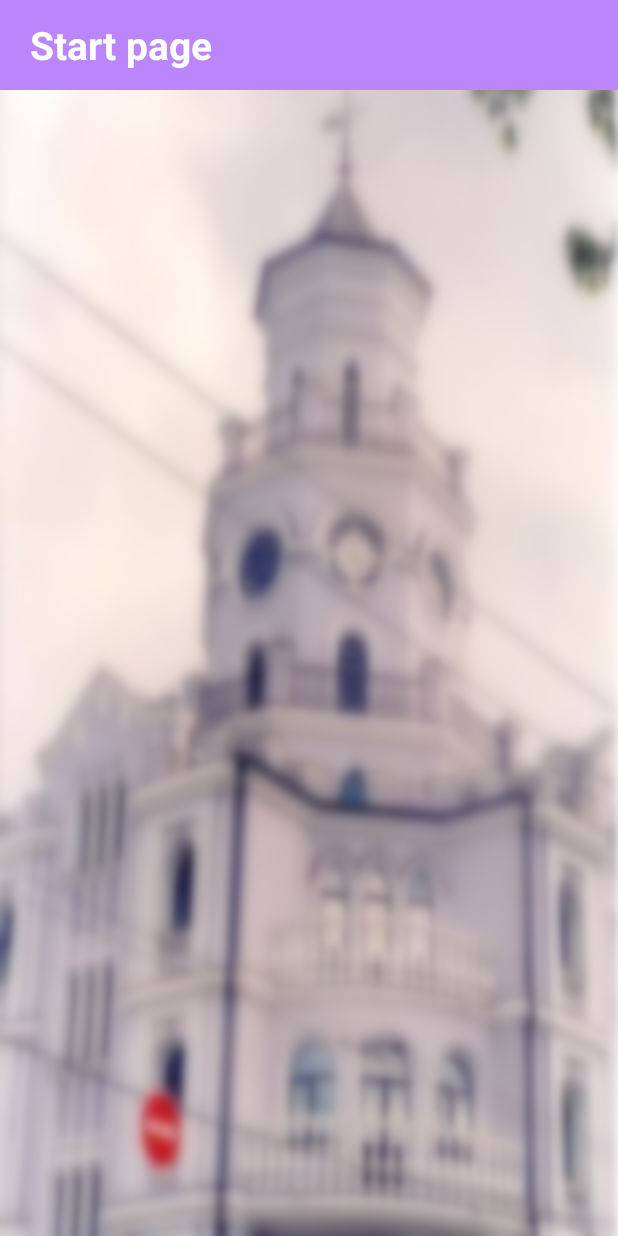
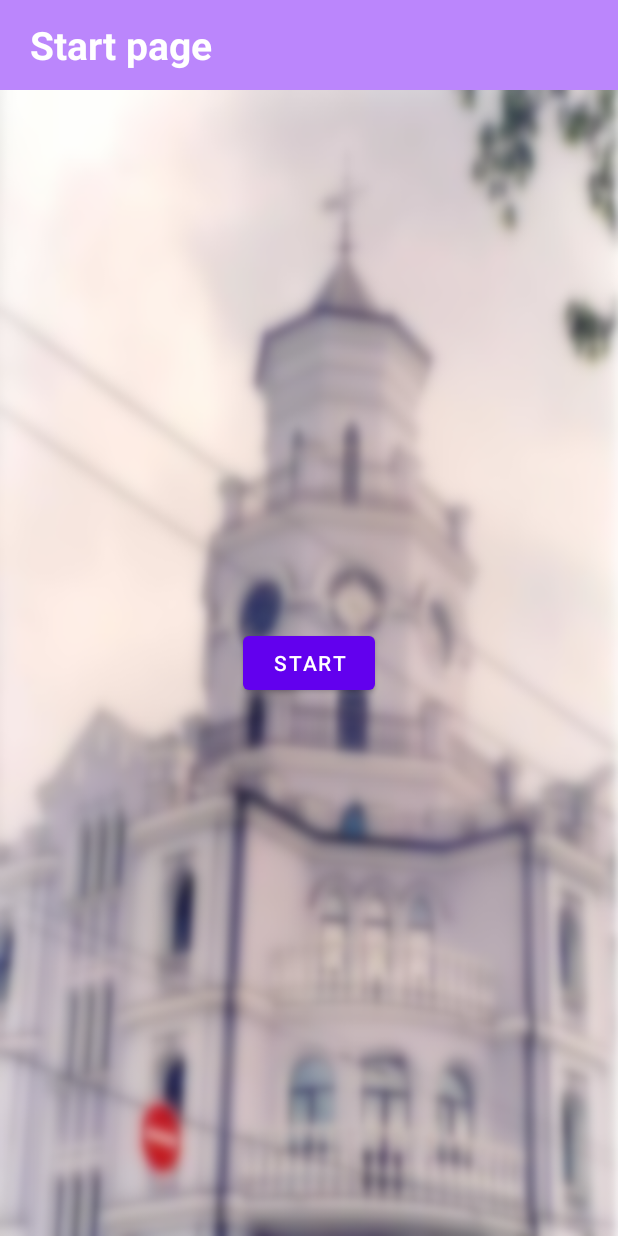
Before and after one commit to YevheniiSych/BetAccountant, an Android app: the screen it shows after launch (MainActivity), on a phone screen of 412 x 824 dp. Run offline under Robolectric (Android 15) with nearby library versions, the phone set to English and light mode, and no system bars.

Commit message:
Fragment structure created.

```diff
--- a/app/build.gradle
+++ b/app/build.gradle
@@ -40,7 +40,8 @@ dependencies {
     implementation 'com.google.android.material:material:1.2.1'
     implementation 'androidx.constraintlayout:constraintlayout:2.0.4'
     implementation 'androidx.navigation:navigation-fragment-ktx:2.3.2'
-    implementation 'androidx.navigation:navigation-ui-ktx:2.3.2'
+    implementation 'androidx.navigation:navigation-fragment-ktx:2.3.2'
+    implementation 'androidx.legacy:legacy-support-v4:1.0.0'
     testImplementation 'junit:junit:4.+'
     androidTestImplementation 'androidx.test.ext:junit:1.1.2'
     androidTestImplementation 'androidx.test.espresso:espresso-core:3.3.0'
--- a/app/src/main/java/com/betaccountant/MainActivity.kt
+++ b/app/src/main/java/com/betaccountant/MainActivity.kt
@@ -1,12 +1,18 @@
 package com.betaccountant
 
+import android.os.Bundle
 import androidx.appcompat.app.AppCompatActivity
-import android.os.Bundle
-import kotlinx.android.synthetic.main.activity_main.*
+import androidx.navigation.NavController
+import androidx.navigation.Navigation
 
 class MainActivity : AppCompatActivity() {
+
+    var navController: NavController? = null
+        private set
+
     override fun onCreate(savedInstanceState: Bundle?) {
         super.onCreate(savedInstanceState)
         setContentView(R.layout.activity_main)
+        navController = Navigation.findNavController(this, R.id.fragment_container)
     }
 }
--- /dev/null
+++ b/app/src/main/java/com/betaccountant/fragment/StartFragment.kt
@@ -0,0 +1,25 @@
+package com.betaccountant.fragment
+
+import android.os.Bundle
+import android.view.LayoutInflater
+import android.view.View
+import android.view.ViewGroup
+import androidx.fragment.app.Fragment
+import com.betaccountant.MainActivity
+import com.betaccountant.R
+import kotlinx.android.synthetic.main.fragment_start.*
+
+class StartFragment : Fragment() {
+
+    override fun onCreateView(
+        inflater: LayoutInflater, container: ViewGroup?,
+        savedInstanceState: Bundle?
+    ): View? {
+        return inflater.inflate(R.layout.fragment_start, container, false)
+    }
+
+    override fun onViewCreated(view: View, savedInstanceState: Bundle?) {
+        super.onViewCreated(view, savedInstanceState)
+        startBtn.setOnClickListener { (activity as MainActivity).navController?.navigate(R.id.firstLevelFragment) }
+    }
+}
--- a/app/src/main/res/layout/activity_main.xml
+++ b/app/src/main/res/layout/activity_main.xml
@@ -4,8 +4,7 @@
     xmlns:tools="http://schemas.android.com/tools"
     android:layout_width="match_parent"
     android:layout_height="match_parent"
-    tools:context=".MainActivity"
-    android:background="@drawable/start_screen_background">
+    tools:context=".MainActivity">
 
     <com.betaccountant.view.ToolbarView
         android:id="@+id/toolbar"
@@ -16,13 +15,14 @@
         tools:layout_editor_absoluteX="0dp"
         android:background="@color/purple_200"/>
 
-    <!--    <fragment-->
-<!--        android:id="@+id/nav_host_fragment"-->
-<!--        android:name="androidx.navigation.fragment.NavHostFragment"-->
-<!--        android:layout_width="match_parent"-->
-<!--        android:layout_height="0dp"-->
-<!--        app:defaultNavHost="true"-->
-<!--        app:layout_constraintTop_toBottomOf="@+id/include"-->
-<!--        app:navGraph="@navigation/navigation" />-->
+    <fragment
+        android:id="@+id/fragment_container"
+        android:name="androidx.navigation.fragment.NavHostFragment"
+        android:layout_width="match_parent"
+        android:layout_height="0dp"
+        app:defaultNavHost="true"
+        app:layout_constraintBottom_toBottomOf="parent"
+        app:layout_constraintTop_toBottomOf="@id/toolbar"
+        app:navGraph="@navigation/navigation" />
 
 </androidx.constraintlayout.widget.ConstraintLayout>
--- /dev/null
+++ b/app/src/main/res/layout/fragment_start.xml
@@ -0,0 +1,20 @@
+<?xml version="1.0" encoding="utf-8"?>
+<androidx.constraintlayout.widget.ConstraintLayout xmlns:android="http://schemas.android.com/apk/res/android"
+    xmlns:app="http://schemas.android.com/apk/res-auto"
+    xmlns:tools="http://schemas.android.com/tools"
+    android:layout_width="match_parent"
+    android:layout_height="match_parent"
+    tools:context="fragment.StartFragment"
+    android:background="@drawable/start_screen_background">
+
+    <Button
+        android:id="@+id/startBtn"
+        android:layout_width="wrap_content"
+        android:layout_height="wrap_content"
+        android:text="Start"
+        app:layout_constraintBottom_toBottomOf="parent"
+        app:layout_constraintEnd_toEndOf="parent"
+        app:layout_constraintStart_toStartOf="parent"
+        app:layout_constraintTop_toTopOf="parent" />
+
+</androidx.constraintlayout.widget.ConstraintLayout>
--- a/app/src/main/res/navigation/navigation.xml
+++ b/app/src/main/res/navigation/navigation.xml
@@ -1,5 +1,19 @@
 <?xml version="1.0" encoding="utf-8"?>
 <navigation xmlns:android="http://schemas.android.com/apk/res/android"
-    xmlns:app="http://schemas.android.com/apk/res-auto" android:id="@+id/navigation">
+    xmlns:app="http://schemas.android.com/apk/res-auto"
+    xmlns:tools="http://schemas.android.com/tools"
+    android:id="@+id/navigation"
+    app:startDestination="@id/startFragment">
+
+    <fragment
+        android:id="@+id/startFragment"
+        android:name="com.betaccountant.fragment.StartFragment"
+        android:label="fragment_start"
+        tools:layout="@layout/fragment_start" />
+    <fragment
+        android:id="@+id/firstLevelFragment"
+        android:name="com.betaccountant.fragment.FirstLevelFragment"
+        android:label="fragment_first_level"
+        tools:layout="@layout/fragment_first_level" />
 
 </navigation>
--- a/app/src/main/res/values/strings.xml
+++ b/app/src/main/res/values/strings.xml
@@ -1,3 +1,5 @@
 <resources>
     <string name="app_name">Бет бухгалтер</string>
+    <!-- TODO: Remove or change this placeholder text -->
+    <string name="hello_blank_fragment">Hello blank fragment</string>
 </resources>
```
Also changed, not shown: app/src/main/java/com/betaccountant/fragment/FirstLevelFragment.kt (added, +19 -0 lines), app/src/main/res/layout/fragment_first_level.xml (added, +14 -0 lines).
